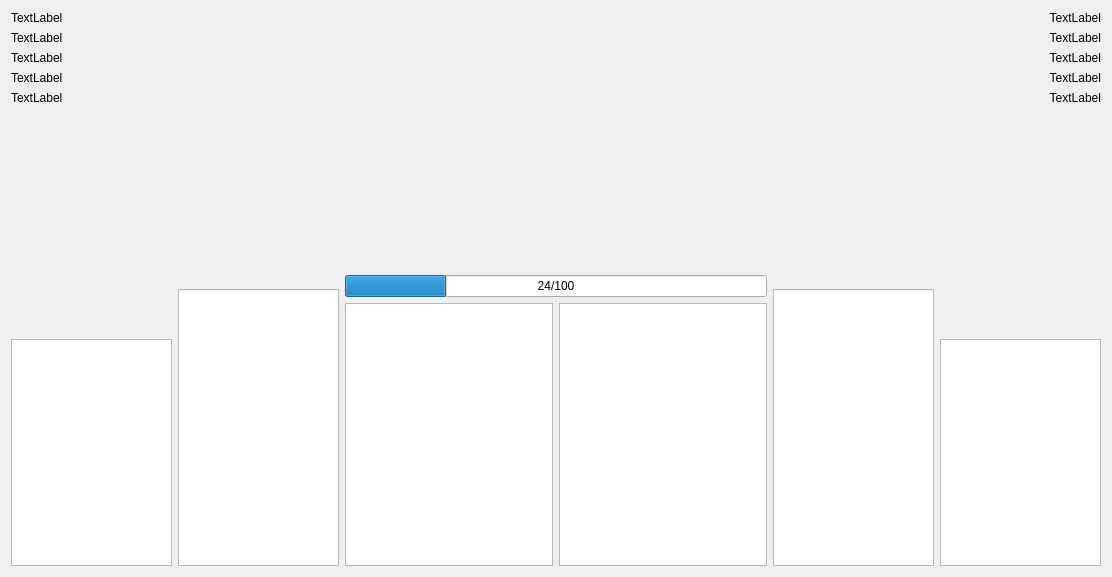
Old version of the form front.ui in the repository ideallx/Hexagon.
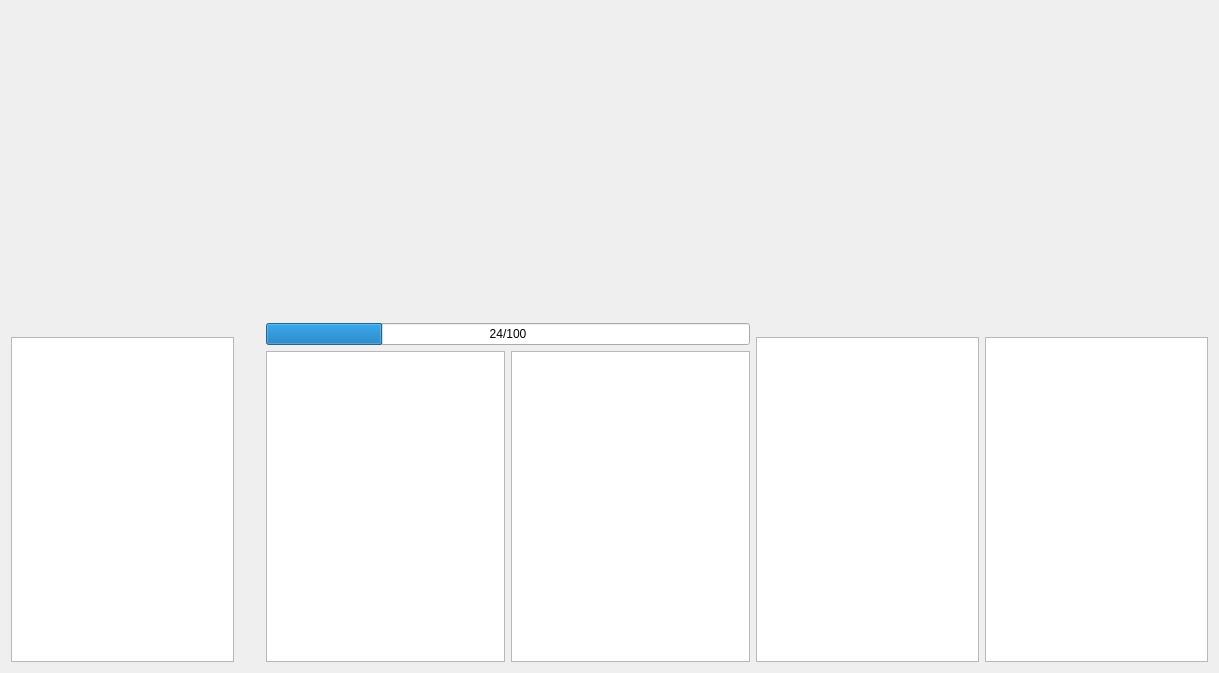
New version of the form.

Patch:
```diff
--- a/front.ui
+++ b/front.ui
@@ -6,68 +6,25 @@
    <rect>
     <x>0</x>
     <y>0</y>
-    <width>1112</width>
-    <height>577</height>
+    <width>1219</width>
+    <height>673</height>
    </rect>
   </property>
   <property name="windowTitle">
    <string>Form</string>
   </property>
-  <layout class="QHBoxLayout" name="horizontalLayout_2">
+  <layout class="QHBoxLayout" name="horizontalLayout_4">
    <item>
     <layout class="QVBoxLayout" name="leftBlock">
      <property name="sizeConstraint">
       <enum>QLayout::SetFixedSize</enum>
      </property>
      <item>
-      <widget class="QLabel" name="leftHero1">
-       <property name="text">
-        <string>TextLabel</string>
-       </property>
-       <property name="margin">
-        <number>10</number>
-       </property>
-      </widget>
-     </item>
+      <layout class="QHBoxLayout" name="horizontalLayout_3">
      <item>
-      <widget class="QLabel" name="leftHero2">
-       <property name="text">
-        <string>TextLabel</string>
-       </property>
-       <property name="margin">
-        <number>10</number>
-       </property>
-      </widget>
-     </item>
+        <layout class="QVBoxLayout" name="verticalLayout_3">
      <item>
-      <widget class="QLabel" name="leftHero3">
-       <property name="text">
-        <string>TextLabel</string>
-       </property>
-       <property name="margin">
-        <number>10</number>
-       </property>
-      </widget>
-     </item>
-     <item>
-      <widget class="QLabel" name="leftHero4">
-       <property name="text">
-        <string>TextLabel</string>
-       </property>
-       <property name="margin">
-        <number>10</number>
-       </property>
-      </widget>
-     </item>
-     <item>
-      <widget class="QLabel" name="leftHero5">
-       <property name="text">
-        <string>TextLabel</string>
-       </property>
-       <property name="margin">
-        <number>10</number>
-       </property>
-      </widget>
+          <layout class="QVBoxLayout" name="leftHeros"/>
      </item>
      <item>
       <spacer name="verticalSpacer">
@@ -82,13 +39,17 @@
        </property>
       </spacer>
      </item>
+        </layout>
+       </item>
+      </layout>
+     </item>
      <item>
       <widget class="QGraphicsView" name="map"/>
      </item>
     </layout>
    </item>
    <item>
-    <layout class="QVBoxLayout" name="verticalLayout_2">
+    <layout class="QVBoxLayout" name="itemBlock">
      <item>
       <spacer name="verticalSpacer_5">
        <property name="orientation">
@@ -103,12 +64,16 @@
       </spacer>
      </item>
      <item>
-      <widget class="QGraphicsView" name="head"/>
+      <widget class="QLabel" name="head">
+       <property name="text">
+        <string/>
+       </property>
+      </widget>
      </item>
     </layout>
    </item>
    <item>
-    <layout class="QVBoxLayout" name="verticalLayout">
+    <layout class="QVBoxLayout" name="centerBlock">
      <item>
       <spacer name="verticalSpacer_4">
        <property name="orientation">
@@ -154,7 +119,7 @@
     </layout>
    </item>
    <item>
-    <layout class="QVBoxLayout" name="verticalLayout_3">
+    <layout class="QVBoxLayout" name="avatersBlock">
      <item>
       <spacer name="verticalSpacer_2">
        <property name="orientation">
@@ -179,72 +144,11 @@
       <enum>QLayout::SetFixedSize</enum>
      </property>
      <item>
-      <widget class="QLabel" name="rightHero1">
-       <property name="layoutDirection">
-        <enum>Qt::LeftToRight</enum>
-       </property>
-       <property name="text">
-        <string>TextLabel</string>
-       </property>
-       <property name="alignment">
-        <set>Qt::AlignRight|Qt::AlignTrailing|Qt::AlignVCenter</set>
-       </property>
-       <property name="margin">
-        <number>10</number>
-       </property>
-      </widget>
-     </item>
+      <layout class="QHBoxLayout" name="horizontalLayout_2">
      <item>
-      <widget class="QLabel" name="rightHero2">
-       <property name="text">
-        <string>TextLabel</string>
-       </property>
-       <property name="alignment">
-        <set>Qt::AlignRight|Qt::AlignTrailing|Qt::AlignVCenter</set>
-       </property>
-       <property name="margin">
-        <number>10</number>
-       </property>
-      </widget>
-     </item>
+        <layout class="QVBoxLayout" name="verticalLayout">
      <item>
-      <widget class="QLabel" name="rightHero3">
-       <property name="text">
-        <string>TextLabel</string>
-       </property>
-       <property name="alignment">
-        <set>Qt::AlignRight|Qt::AlignTrailing|Qt::AlignVCenter</set>
-       </property>
-       <property name="margin">
-        <number>10</number>
-       </property>
-      </widget>
-     </item>
-     <item>
-      <widget class="QLabel" name="rightHero4">
-       <property name="text">
-        <string>TextLabel</string>
-       </property>
-       <property name="alignment">
-        <set>Qt::AlignRight|Qt::AlignTrailing|Qt::AlignVCenter</set>
-       </property>
-       <property name="margin">
-        <number>10</number>
-       </property>
-      </widget>
-     </item>
-     <item>
-      <widget class="QLabel" name="rightHero5">
-       <property name="text">
-        <string>TextLabel</string>
-       </property>
-       <property name="alignment">
-        <set>Qt::AlignRight|Qt::AlignTrailing|Qt::AlignVCenter</set>
-       </property>
-       <property name="margin">
-        <number>10</number>
-       </property>
-      </widget>
+          <layout class="QVBoxLayout" name="rightHeros"/>
      </item>
      <item>
       <spacer name="verticalSpacer_3">
@@ -259,6 +163,10 @@
        </property>
       </spacer>
      </item>
+        </layout>
+       </item>
+      </layout>
+     </item>
      <item>
       <widget class="QGraphicsView" name="shop"/>
      </item>
```
Left out of the diff: 25 changed lines with no effect on the pictures. Lines whose indentation alone changed are shown as unchanged.
